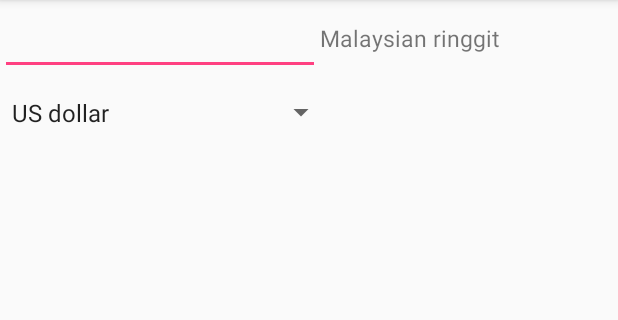
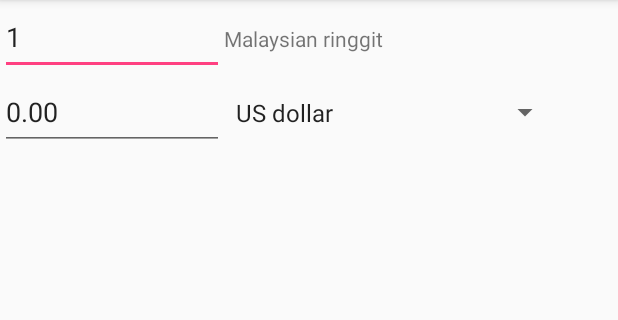
Before and after one commit to kangwennlee/CurrexEZ, an Android app: the CurrencyCalculator screen opened directly, with no data from a screen before it, on a phone screen of 412 x 824 dp, the part 84-404 px from its top. Run offline under Robolectric (Android 15) with nearby library versions, the phone set to English and light mode, and no system bars; network calls fail.

```diff
--- a/app/src/main/java/com/example/kangwenn/currexez/CurrencyCalculator.java
+++ b/app/src/main/java/com/example/kangwenn/currexez/CurrencyCalculator.java
@@ -17,6 +17,7 @@ import java.util.Locale;
 
 public class CurrencyCalculator extends AppCompatActivity {
     EditText editTextAmount;
+    EditText editTextAmount2;
     Spinner spinnerCurrency;
     TextView textViewTotal;
     SharedPreferences sharedPref;
@@ -28,6 +29,7 @@ public class CurrencyCalculator extends AppCompatActivity {
         super.onCreate(savedInstanceState);
         setContentView(R.layout.activity_currency_calculator);
         editTextAmount = findViewById(R.id.editTextAmount);
+        editTextAmount2 = findViewById(R.id.editTextAmount2);
         spinnerCurrency = findViewById(R.id.spinnerCurrency);
         textViewTotal = findViewById(R.id.textViewTotal);
         sharedPref = getApplicationContext().getSharedPreferences("com.example.kangwenn.RATES", Context.MODE_PRIVATE);
@@ -38,17 +40,14 @@ public class CurrencyCalculator extends AppCompatActivity {
         ArrayAdapter<String> adapter = new ArrayAdapter<String>(this, android.R.layout.simple_spinner_item, currName);
         adapter.setDropDownViewResource(android.R.layout.simple_spinner_dropdown_item);
         spinnerCurrency.setAdapter(adapter);
-        spinnerCurrency.setOnItemSelectedListener(new AdapterView.OnItemSelectedListener() {
-            @Override
-            public void onItemSelected(AdapterView<?> parent, View view, int position, long id) {
-                calculateRate();
-            }
-
-            @Override
-            public void onNothingSelected(AdapterView<?> parent) {
+        try {
+            Double amount = Double.parseDouble(editTextAmount.getText().toString());
+            float currRate = sharedPref.getFloat(currencyName[spinnerCurrency.getSelectedItemPosition()], 0);
+            Double total = amount * currRate;
+            editTextAmount2.setText(String.format(Locale.US, "%.2f", total));
+        } catch (NumberFormatException e) {
 
         }
-        });
         editTextAmount.addTextChangedListener(new TextWatcher() {
             @Override
             public void beforeTextChanged(CharSequence s, int start, int count, int after) {
@@ -62,21 +61,60 @@ public class CurrencyCalculator extends AppCompatActivity {
 
             @Override
             public void afterTextChanged(Editable s) {
-                calculateRate();
-            }
-        });
-    }
-
-    protected void calculateRate() {
+                if (editTextAmount.hasFocus()) {
                     try {
                         Double amount = Double.parseDouble(editTextAmount.getText().toString());
                         float currRate = sharedPref.getFloat(currencyName[spinnerCurrency.getSelectedItemPosition()], 0);
                         Double total = amount * currRate;
-            String display = amount + " Malaysian Ringgit \ngets\n" + String.format(Locale.US, "%.2f", total) + " " + currName[spinnerCurrency.getSelectedItemPosition()];
-            textViewTotal.setText(display);
+                        editTextAmount2.setText(String.format(Locale.US, "%.2f", total));
                     } catch (NumberFormatException e) {
 
                     }
+                }
+            }
+        });
+        editTextAmount2.addTextChangedListener(new TextWatcher() {
+            @Override
+            public void beforeTextChanged(CharSequence s, int start, int count, int after) {
+
+            }
+
+            @Override
+            public void onTextChanged(CharSequence s, int start, int before, int count) {
+
+            }
+
+            @Override
+            public void afterTextChanged(Editable s) {
+                if (editTextAmount2.hasFocus()) {
+                    try {
+                        Double amount = Double.parseDouble(editTextAmount2.getText().toString());
+                        float currRate = sharedPref.getFloat(currencyName[spinnerCurrency.getSelectedItemPosition()], 0);
+                        Double total = amount / currRate;
+                        editTextAmount.setText(String.format(Locale.US, "%.2f", total));
+                    } catch (NumberFormatException e) {
 
                     }
                 }
+            }
+        });
+        spinnerCurrency.setOnItemSelectedListener(new AdapterView.OnItemSelectedListener() {
+            @Override
+            public void onItemSelected(AdapterView<?> parent, View view, int position, long id) {
+                try {
+                    Double amount = Double.parseDouble(editTextAmount.getText().toString());
+                    float currRate = sharedPref.getFloat(currencyName[position], 0);
+                    Double total = amount * currRate;
+                    editTextAmount2.setText(String.format(Locale.US, "%.2f", total));
+                } catch (NumberFormatException e) {
+
+                }
+            }
+
+            @Override
+            public void onNothingSelected(AdapterView<?> parent) {
+
+            }
+        });
+    }
+}
--- a/app/src/main/res/layout/activity_currency_calculator.xml
+++ b/app/src/main/res/layout/activity_currency_calculator.xml
@@ -15,23 +15,33 @@
             android:id="@+id/editTextAmount"
             android:layout_width="wrap_content"
             android:layout_height="match_parent"
-            android:ems="10"
+            android:ems="7"
+            android:inputType="numberDecimal"
+            android:text="1" />
+        <TextView
+            android:layout_width="wrap_content"
+            android:layout_height="wrap_content"
+            android:text="@string/MYR" />
+    </LinearLayout>
+
+    <LinearLayout
+        android:layout_width="match_parent"
+        android:layout_height="50dp"
+        android:orientation="horizontal">
+
+        <EditText
+            android:id="@+id/editTextAmount2"
+            android:layout_width="wrap_content"
+            android:layout_height="match_parent"
+            android:ems="7"
             android:inputType="numberDecimal" />
 
-        <TextView
-            android:id="@+id/textView11"
+        <Spinner
+            android:id="@+id/spinnerCurrency"
             android:layout_width="wrap_content"
-            android:layout_height="wrap_content"
-            android:text="@string/MYR"
-            android:textSize="15sp" />
+            android:layout_height="50dp" />
 
     </LinearLayout>
-
-    <Spinner
-        android:id="@+id/spinnerCurrency"
-        android:layout_width="wrap_content"
-        android:layout_height="50dp"
-        android:baselineAligned="false" />
 
     <TextView
         android:id="@+id/textViewTotal"
```
Lines whose indentation alone changed are shown as unchanged.
